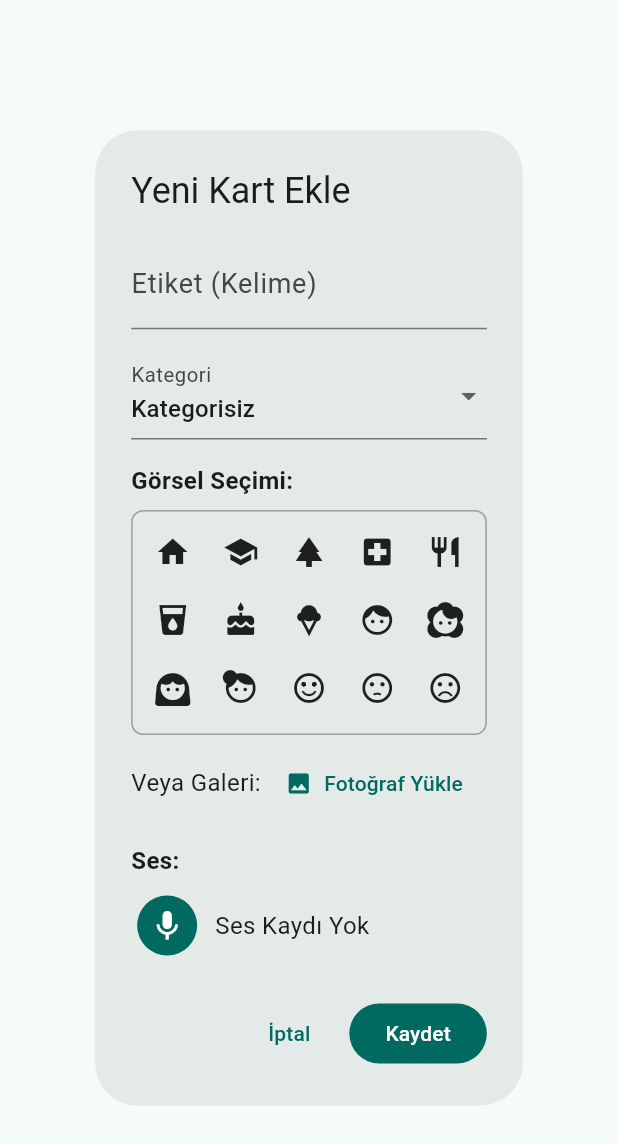
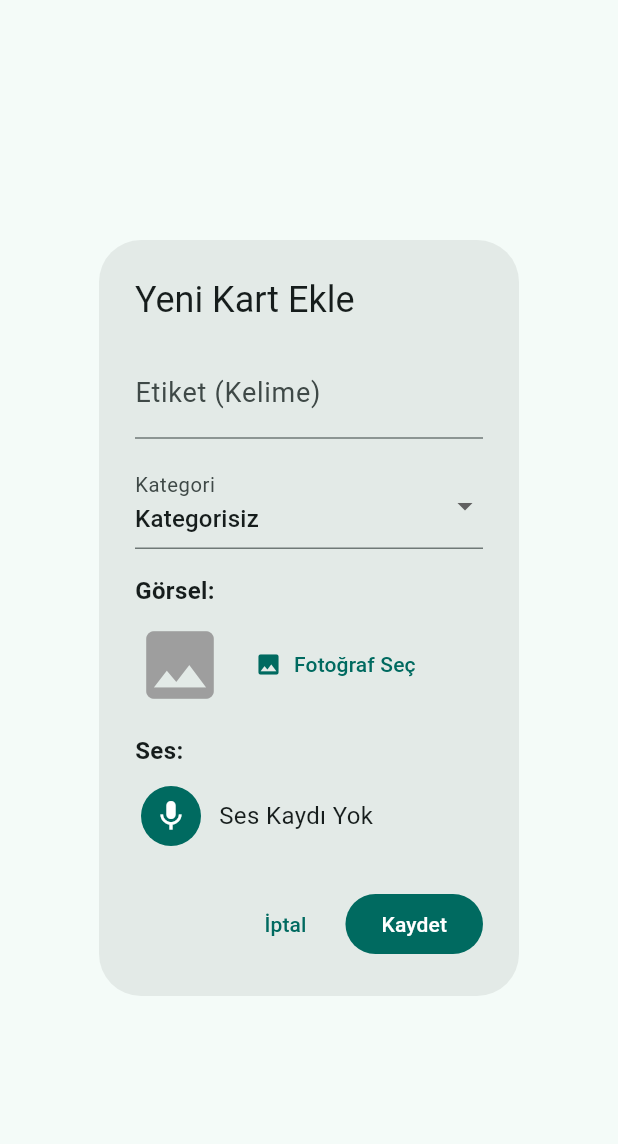
Before and after one commit to ahmeth-sd/flutter-adis-app, a Flutter app: the EditSymbolDialog widget shown alone on an empty page, opened directly with empty values, on a phone screen of 412 x 824 dp. Shown: the top 1144 px of the screen. Run offline on Flutter 3.47's test engine with Material 3 defaults, Android fonts, the phone set to English and light mode, and no system bars; our stand-ins replace audioplayers, flutter_riverpod, flutter_tts, go_router, hive, hive_flutter and 2 more; missing offline and left inert: record; accounts and stored records are empty.

```diff
--- a/lib/features/dashboard/presentation/dashboard_screen.dart
+++ b/lib/features/dashboard/presentation/dashboard_screen.dart
@@ -88,16 +88,16 @@ class _DashboardScreenState extends ConsumerState<DashboardScreen> {
       builder: (context) => EditSymbolDialog(
         item: item,
         categories: ref.read(categoryControllerProvider),
-        onSave: (label, imagePath, audioPath, categoryId, iconCode) {
+        onSave: (label, imagePath, audioPath, categoryId) {
           if (item == null) {
-             ref.read(symbolControllerProvider.notifier).addSymbol(label, imagePath, audioPath, categoryId, iconCode);
+             ref.read(symbolControllerProvider.notifier).addSymbol(label, imagePath, audioPath, categoryId, null);
           } else {
             final updated = item.copyWith(
               label: label,
               imagePath: imagePath,
               audioPath: audioPath,
               categoryId: categoryId,
-              iconCode: iconCode
+              // Keep old icon if not updated (or null)
             );
             ref.read(symbolControllerProvider.notifier).updateSymbol(updated);
           }
--- a/lib/features/dashboard/presentation/dialogs/edit_symbol_dialog.dart
+++ b/lib/features/dashboard/presentation/dialogs/edit_symbol_dialog.dart
@@ -13,7 +13,7 @@ import '../../domain/category_item.dart';
 class EditSymbolDialog extends StatefulWidget {
   final SymbolItem? item;
   final List<CategoryItem> categories;
-  final Function(String label, String? imagePath, String? audioPath, String? categoryId, int? iconCode) onSave;
+  final Function(String label, String? imagePath, String? audioPath, String? categoryId) onSave;
   final VoidCallback? onDelete;
 
   const EditSymbolDialog({
@@ -33,23 +33,11 @@ class _EditSymbolDialogState extends State<EditSymbolDialog> {
   String? _imagePath;
   String? _audioPath;
   String? _selectedCategoryId;
-  int? _selectedIconCode;
 
   // Audio Recording
   final _audioRecorder = AudioRecorder();
   final _audioPlayer = AudioPlayer();
   bool _isRecording = false;
-
-  final List<IconData> _predefinedIcons = [
-    Icons.home, Icons.school, Icons.park, Icons.local_hospital,
-    Icons.restaurant, Icons.local_drink, Icons.cake, Icons.icecream,
-    Icons.face, Icons.face_2, Icons.face_3, Icons.face_4,
-    Icons.sentiment_satisfied_alt, Icons.sentiment_dissatisfied, Icons.sentiment_very_dissatisfied,
-    Icons.thumb_up, Icons.thumb_down, Icons.waving_hand, Icons.favorite,
-    Icons.directions_run, Icons.visibility, Icons.hearing, Icons.touch_app,
-    Icons.bed, Icons.chair, Icons.weekend, Icons.tv,
-    Icons.toys, Icons.sports_soccer, Icons.music_note, Icons.brush,
-  ];
 
   @override
   void initState() {
@@ -57,8 +45,10 @@ class _EditSymbolDialogState extends State<EditSymbolDialog> {
     _labelController = TextEditingController(text: widget.item?.label ?? '');
     _imagePath = widget.item?.imagePath;
     _audioPath = widget.item?.audioPath;
-    _selectedCategoryId = widget.item?.categoryId;
-    _selectedIconCode = widget.item?.iconCode;
+
+    // Safety check: ensure categoryId exists in provided categories
+    final hasCategory = widget.categories.any((c) => c.id == widget.item?.categoryId);
+    _selectedCategoryId = hasCategory ? widget.item?.categoryId : null;
   }
 
   Future<void> _pickImage() async {
@@ -67,16 +57,8 @@ class _EditSymbolDialogState extends State<EditSymbolDialog> {
     if (file != null) {
       setState(() {
         _imagePath = file.path;
-        _selectedIconCode = null; // Clear icon if image picked
       });
     }
-  }
-
-  void _selectIcon(IconData icon) {
-    setState(() {
-      _selectedIconCode = icon.codePoint;
-      _imagePath = null; // Clear image if icon selected
-    });
   }
 
   Future<void> _toggleRecord() async {
@@ -145,56 +127,22 @@ class _EditSymbolDialogState extends State<EditSymbolDialog> {
               },
             ),
             const SizedBox(height: 16),
-            const Text('Görsel Seçimi:', style: TextStyle(fontWeight: FontWeight.bold)),
-            const SizedBox(height: 8),
-
-            // Icon Grid
-            Container(
-              height: 150,
-              decoration: BoxDecoration(
-                border: Border.all(color: Colors.grey),
-                borderRadius: BorderRadius.circular(8),
-              ),
-              child: GridView.builder(
-                padding: const EdgeInsets.all(8),
-                gridDelegate: const SliverGridDelegateWithFixedCrossAxisCount(
-                  crossAxisCount: 5,
-                  crossAxisSpacing: 8,
-                  mainAxisSpacing: 8,
-                ),
-                itemCount: _predefinedIcons.length,
-                itemBuilder: (context, index) {
-                  final icon = _predefinedIcons[index];
-                  final isSelected = _selectedIconCode == icon.codePoint;
-                  return InkWell(
-                    onTap: () => _selectIcon(icon),
-                    child: Container(
-                      decoration: BoxDecoration(
-                        color: isSelected ? Colors.blue[100] : null,
-                        border: isSelected ? Border.all(color: Colors.blue, width: 2) : null,
-                        borderRadius: BorderRadius.circular(8),
-                      ),
-                      child: Icon(icon, color: isSelected ? Colors.blue : null),
-                    ),
-                  );
-                },
-              ),
-            ),
-
+            const Text('Görsel:', style: TextStyle(fontWeight: FontWeight.bold)),
             const SizedBox(height: 8),
             Row(
               children: [
-                const Text("Veya Galeri: "),
                 if (_imagePath != null)
                   ClipRRect(
                     borderRadius: BorderRadius.circular(8),
-                    child: Image.file(File(_imagePath!), width: 40, height: 40, fit: BoxFit.cover),
-                  ),
-
+                    child: Image.file(File(_imagePath!), width: 60, height: 60, fit: BoxFit.cover),
+                  )
+                else
+                  const Icon(Icons.image, size: 60, color: Colors.grey),
+                const SizedBox(width: 8),
                 TextButton.icon(
                   onPressed: _pickImage,
                   icon: const Icon(Icons.photo),
-                  label: const Text('Fotoğraf Yükle'),
+                  label: const Text('Fotoğraf Seç'),
                 ),
               ],
             ),
@@ -234,7 +182,7 @@ class _EditSymbolDialogState extends State<EditSymbolDialog> {
         FilledButton(
           onPressed: () {
             if (_labelController.text.isNotEmpty) {
-              widget.onSave(_labelController.text, _imagePath, _audioPath, _selectedCategoryId, _selectedIconCode);
+              widget.onSave(_labelController.text, _imagePath, _audioPath, _selectedCategoryId);
               Navigator.pop(context);
             }
           },
```
Also changed, not shown: 6 other files.
